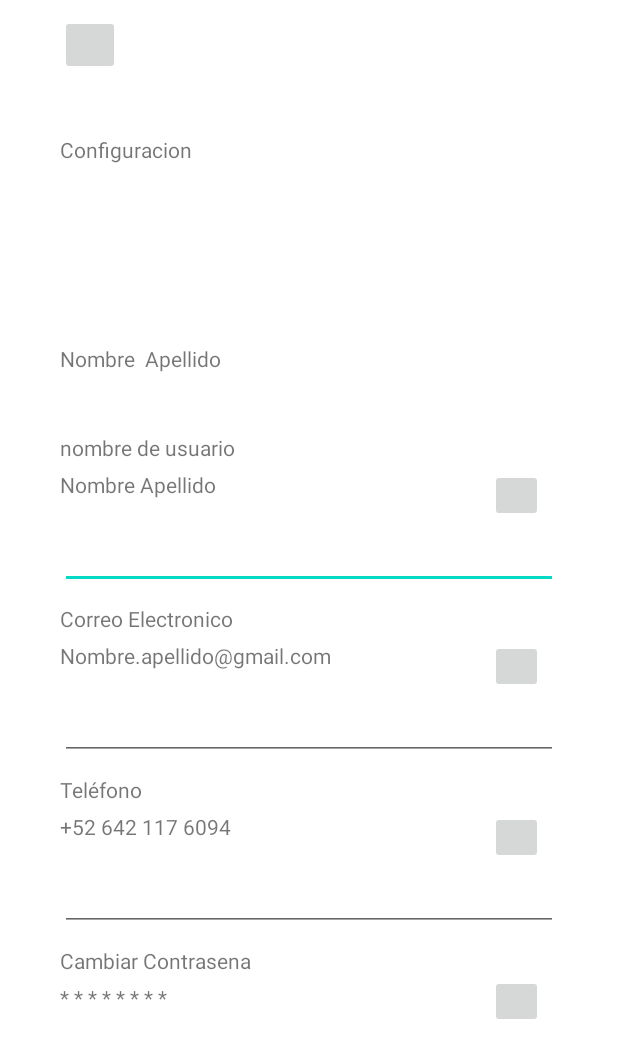
After one commit to JowsNunez/MunoApp, an Android app: the ConfigActivity screen opened directly, with no data from a screen before it, on a phone screen of 412 x 824 dp. The commit adds this screen. Shown: the top 1058 px of the screen. Run offline under Robolectric (Android 15) with nearby library versions, the phone set to English and light mode, and no system bars.

Commit message:
se agrego pantalla de configuracion

```diff
--- a/app/src/main/AndroidManifest.xml
+++ b/app/src/main/AndroidManifest.xml
@@ -11,6 +11,9 @@
         android:supportsRtl="true"
         android:theme="@style/Theme.MunoApp"
         tools:targetApi="31">
+        <activity
+            android:name=".ConfigActivity"
+            android:exported="false" />
         <activity
             android:name=".MainActivity2"
             android:exported="false"
--- /dev/null
+++ b/app/src/main/java/com/proyecto/munoapp/ConfigActivity.kt
@@ -0,0 +1,11 @@
+package com.proyecto.munoapp
+
+import androidx.appcompat.app.AppCompatActivity
+import android.os.Bundle
+
+class ConfigActivity : AppCompatActivity() {
+    override fun onCreate(savedInstanceState: Bundle?) {
+        super.onCreate(savedInstanceState)
+        setContentView(R.layout.activity_config)
+    }
+}
--- a/app/src/main/java/com/proyecto/munoapp/MainActivity.kt
+++ b/app/src/main/java/com/proyecto/munoapp/MainActivity.kt
@@ -1,6 +1,8 @@
 package com.proyecto.munoapp
 
+import android.content.Intent
 import android.os.Bundle
+import android.widget.Toast
 import com.google.android.material.bottomnavigation.BottomNavigationView
 import androidx.appcompat.app.AppCompatActivity
 import androidx.navigation.findNavController
@@ -31,6 +33,18 @@ class MainActivity : AppCompatActivity() {
             )
         )
 
+        val buttonConfig = binding.btnConfig
+        val img = binding.imgUser
+
+        buttonConfig.setOnClickListener{
+            val intent: Intent = Intent(this, ConfigActivity::class.java)
+            startActivity(intent)
+        }
+
+        img.setOnClickListener {
+            Toast.makeText(this,"TODO:: abrir perfil",Toast.LENGTH_SHORT).show()
+        }
+
         navView.setupWithNavController(navController)
     }
 }
--- /dev/null
+++ b/app/src/main/res/layout/activity_config.xml
@@ -0,0 +1,182 @@
+<?xml version="1.0" encoding="utf-8"?>
+<LinearLayout xmlns:android="http://schemas.android.com/apk/res/android"
+    xmlns:app="http://schemas.android.com/apk/res-auto"
+    xmlns:tools="http://schemas.android.com/tools"
+    android:layout_width="match_parent"
+    android:layout_height="match_parent"
+    tools:context=".ConfigActivity"
+    android:orientation="vertical"
+    android:paddingStart="40dp"
+    android:paddingEnd="40dp"
+    android:paddingTop="10dp">
+
+    <ImageButton
+        android:layout_width="40dp"
+        android:layout_height="40dp"
+        />
+
+    <TextView
+        android:layout_marginTop="40dp"
+        android:layout_width="wrap_content"
+        android:layout_height="wrap_content"
+        android:text="Configuracion"/>
+    <ImageView
+        android:layout_marginTop="30dp"
+        android:layout_width="80dp"
+        android:layout_height="80dp"/>
+
+
+    <TextView
+        android:layout_marginTop="10dp"
+        android:layout_width="wrap_content"
+        android:layout_height="wrap_content"
+        android:text="Nombre  Apellido"/>
+
+
+    <TextView
+        android:layout_marginTop="40dp"
+        android:layout_width="wrap_content"
+        android:layout_height="wrap_content"
+        android:text="nombre de usuario"
+        />
+
+    <androidx.constraintlayout.widget.ConstraintLayout
+        android:layout_width="match_parent"
+        android:layout_height="wrap_content">
+
+        <TextView
+            android:id="@+id/txt_nombre"
+            android:layout_width="wrap_content"
+            android:layout_height="wrap_content"
+            android:layout_marginTop="5dp"
+            android:text="Nombre Apellido"
+            app:layout_constraintStart_toStartOf="parent"
+            app:layout_constraintTop_toTopOf="parent" />
+
+        <EditText
+            android:id="@+id/edit_nombre"
+            android:layout_width="match_parent"
+            android:layout_height="40dp"
+            android:layout_marginTop="20dp"
+            app:layout_constraintBottom_toBottomOf="parent"
+            app:layout_constraintStart_toStartOf="parent"
+            app:layout_constraintTop_toBottomOf="@+id/txt_nombre" />
+
+        <ImageButton
+            android:layout_width="35dp"
+            android:layout_height="35dp"
+            android:layout_marginEnd="10dp"
+            app:layout_constraintBottom_toTopOf="@+id/edit_nombre"
+            app:layout_constraintEnd_toEndOf="parent"
+            app:layout_constraintTop_toTopOf="parent" />
+
+    </androidx.constraintlayout.widget.ConstraintLayout>
+    <TextView
+        android:layout_marginTop="10dp"
+        android:layout_width="wrap_content"
+        android:layout_height="wrap_content"
+        android:text="Correo Electronico"
+        />
+
+    <androidx.constraintlayout.widget.ConstraintLayout
+        android:layout_width="match_parent"
+        android:layout_height="wrap_content">
+
+        <TextView
+            android:id="@+id/txt_correo"
+            android:layout_width="wrap_content"
+            android:layout_height="wrap_content"
+            android:layout_marginTop="5dp"
+            android:text="Nombre.apellido@gmail.com"
+            app:layout_constraintStart_toStartOf="parent"
+            app:layout_constraintTop_toTopOf="parent" />
+
+        <EditText
+            android:id="@+id/edit_correo"
+            android:layout_width="match_parent"
+            android:layout_height="40dp"
+            android:layout_marginTop="20dp"
+            app:layout_constraintBottom_toBottomOf="parent"
+            app:layout_constraintStart_toStartOf="parent"
+            app:layout_constraintTop_toBottomOf="@+id/txt_correo" />
+
+        <ImageButton
+            android:layout_width="35dp"
+            android:layout_height="35dp"
+            android:layout_marginEnd="10dp"
+            app:layout_constraintBottom_toTopOf="@+id/edit_correo"
+            app:layout_constraintEnd_toEndOf="parent"
+            app:layout_constraintTop_toTopOf="parent" />
+
+    </androidx.constraintlayout.widget.ConstraintLayout>
+    <TextView
+        android:layout_marginTop="10dp"
+        android:layout_width="wrap_content"
+        android:layout_height="wrap_content"
+        android:text="Teléfono"
+        />
+
+    <androidx.constraintlayout.widget.ConstraintLayout
+        android:layout_width="match_parent"
+        android:layout_height="wrap_content">
+
+        <TextView
+            android:id="@+id/txt_telefono"
+            android:layout_width="wrap_content"
+            android:layout_height="wrap_content"
+            android:layout_marginTop="5dp"
+            android:text="+52 642 117 6094"
+            app:layout_constraintStart_toStartOf="parent"
+            app:layout_constraintTop_toTopOf="parent" />
+
+        <EditText
+            android:id="@+id/edit_telefono"
+            android:layout_width="match_parent"
+            android:layout_height="40dp"
+            android:layout_marginTop="20dp"
+            app:layout_constraintBottom_toBottomOf="parent"
+            app:layout_constraintStart_toStartOf="parent"
+            app:layout_constraintTop_toBottomOf="@+id/txt_telefono" />
+
+        <ImageButton
+            android:layout_width="35dp"
+            android:layout_height="35dp"
+            android:layout_marginEnd="10dp"
+            app:layout_constraintBottom_toTopOf="@+id/edit_telefono"
+            app:layout_constraintEnd_toEndOf="parent"
+            app:layout_constraintTop_toTopOf="parent" />
+
+    </androidx.constraintlayout.widget.ConstraintLayout>
+    <TextView
+        android:layout_marginTop="10dp"
+        android:layout_width="wrap_content"
+        android:layout_height="wrap_content"
+        android:text="Cambiar Contrasena"
+        />
+
+    <androidx.constraintlayout.widget.ConstraintLayout
+        android:layout_width="match_parent"
+        android:layout_height="wrap_content">
+
+        <TextView
+            android:id="@+id/textView"
+            android:layout_width="wrap_content"
+            android:layout_height="wrap_content"
+            android:layout_marginTop="5dp"
+            android:text="* * * * * * * * "
+            app:layout_constraintStart_toStartOf="parent"
+            app:layout_constraintTop_toTopOf="parent" />
+
+
+
+        <ImageButton
+            android:layout_width="35dp"
+            android:layout_height="35dp"
+            android:layout_marginEnd="10dp"
+            app:layout_constraintEnd_toEndOf="parent"
+            app:layout_constraintTop_toTopOf="parent" />
+
+    </androidx.constraintlayout.widget.ConstraintLayout>
+
+
+</LinearLayout>
--- a/app/src/main/res/layout/activity_main.xml
+++ b/app/src/main/res/layout/activity_main.xml
@@ -41,6 +41,7 @@
             android:textStyle="bold"/>
 
         <ImageButton
+            android:id="@+id/btn_config"
             android:layout_width="30dp"
             android:layout_height="30dp"
             android:layout_marginEnd="44dp"
```
